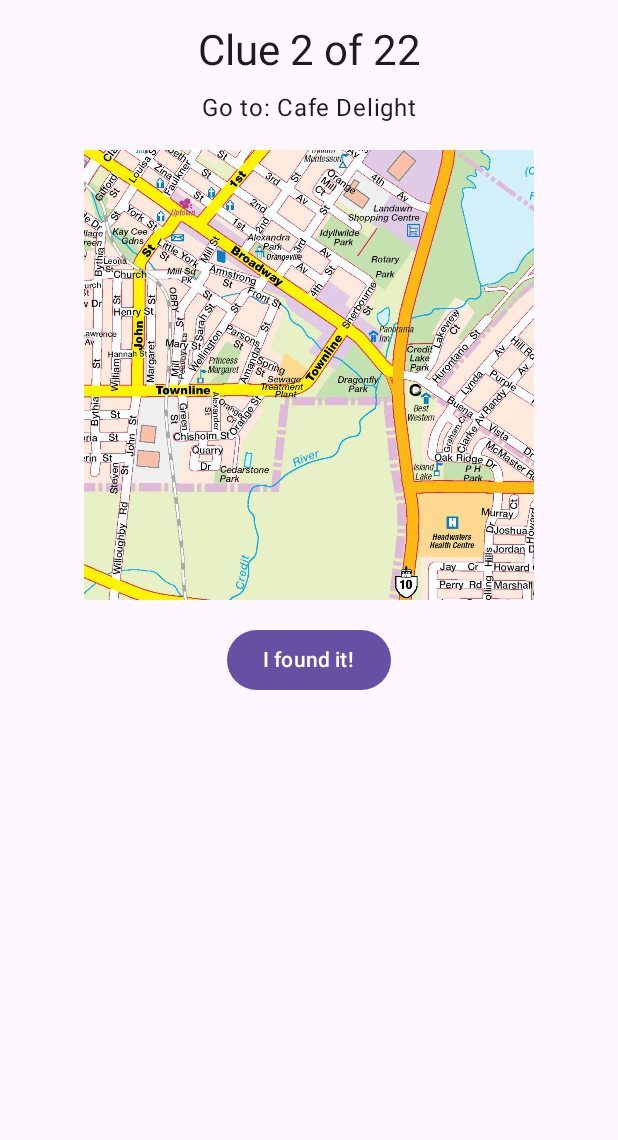
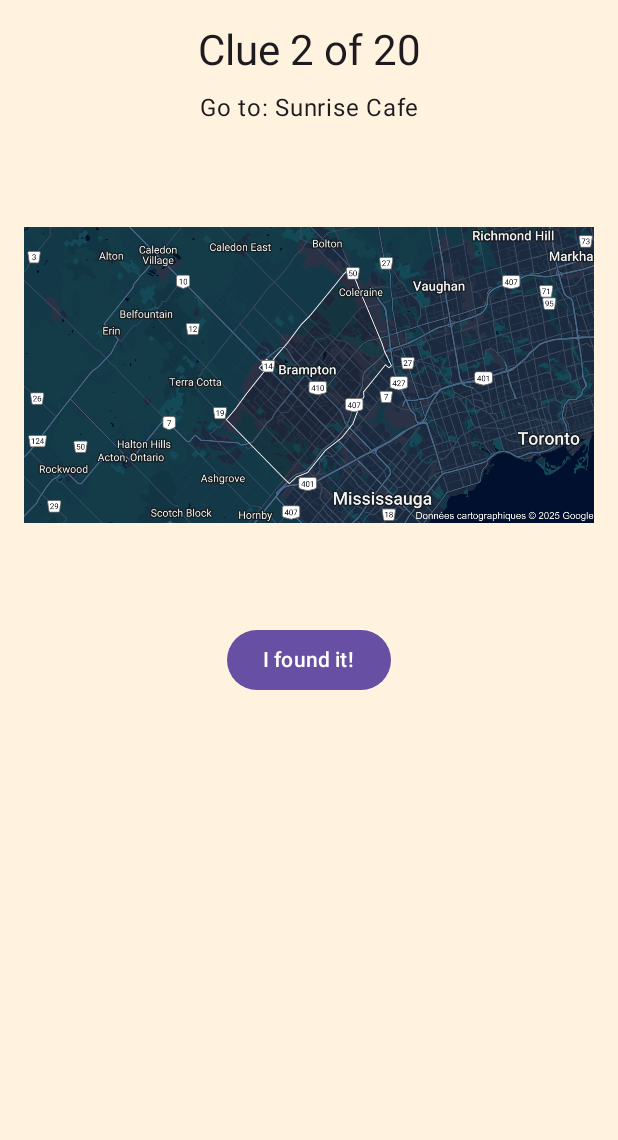
Before and after one commit to Jules1Siani/AndroidApp3, an Android app built with Jetpack Compose: the screen it shows after launch (MainActivity), after a tap on "I found it!", on a phone screen of 412 x 824 dp, the part 96-1236 px from its top. Run offline under Robolectric (Android 15) with nearby library versions, the phone set to English and light mode, and no system bars.

Commit message:
Treasure Hunt App Assignment 5 ready

```diff
--- a/app/src/main/java/com/louiserennick/treasurehunapp/MainActivity.kt
+++ b/app/src/main/java/com/louiserennick/treasurehunapp/MainActivity.kt
@@ -1,4 +1,5 @@
 package com.louiserennick.treasurehunapp
+import androidx.compose.foundation.background
 
 import android.os.Bundle
 import androidx.activity.ComponentActivity
@@ -46,6 +47,7 @@ fun TreasureHuntApp() {
             Column(
                 modifier = Modifier
                     .fillMaxSize()
+                    .background(Color(0xFFFFF3E0))
                     .padding(padding)
                     .padding(16.dp),
                 horizontalAlignment = Alignment.CenterHorizontally
@@ -58,7 +60,7 @@ fun TreasureHuntApp() {
                 Spacer(modifier = Modifier.height(16.dp))
 
                 Image(
-                    painter = painterResource(id = R.drawable.city_map),
+                    painter = painterResource(id = R.drawable.treasure_map),
                     contentDescription = "City Map",
                     modifier = Modifier
                         .fillMaxWidth()
--- a/app/src/main/java/com/louiserennick/treasurehunapp/TreasureHuntViewModel.kt
+++ b/app/src/main/java/com/louiserennick/treasurehunapp/TreasureHuntViewModel.kt
@@ -10,27 +10,25 @@ class TreasureHuntViewModel: ViewModel(){
 
     val locations = listOf (
         "City Hall",
-        "Cafe Delight",
-        "Book Store",
-        "Gallery 5",
-        "Pizza Place",
-        "Tech World",
-        "Green Grocers",
-        "Library Lane",
-        "The Vinyl shop",
-        "Museum Corner",
-        "Park Pavilion",
-        "Craft Corner",
-        "Bike Depot",
-        "Coffee works",
-        "Art Alley",
-        "Movie Place",
-        "Toy Town",
-        "Park",
-        "choca Factory",
-        "Bubble Tea Bar",
-        "Flower Shop",
-        "Treasure Chest - Final Stop"
+        "Sunrise Cafe",
+        "Maple Bookstore",
+        "Artisan Gallery",
+        "Downtown Pizza",
+        "TechZone",
+        "Green Market",
+        "Central Library",
+        "Music Vinyls",
+        "History Museum",
+        "City Park Pavilion",
+        "Craft Boutique",
+        "Urban Bikes",
+        "Coffee & Co.",
+        "Art Street",
+        "Cinema Palace",
+        "Toy Universe",
+        "City Gardens",
+        "Chocolate House",
+        "Bubble Tea Station"
 
     )
     // need to get a map of the city and make it a static ping
```
Also changed, not shown: app/src/main/res/drawable/treasure_map.png (added).
